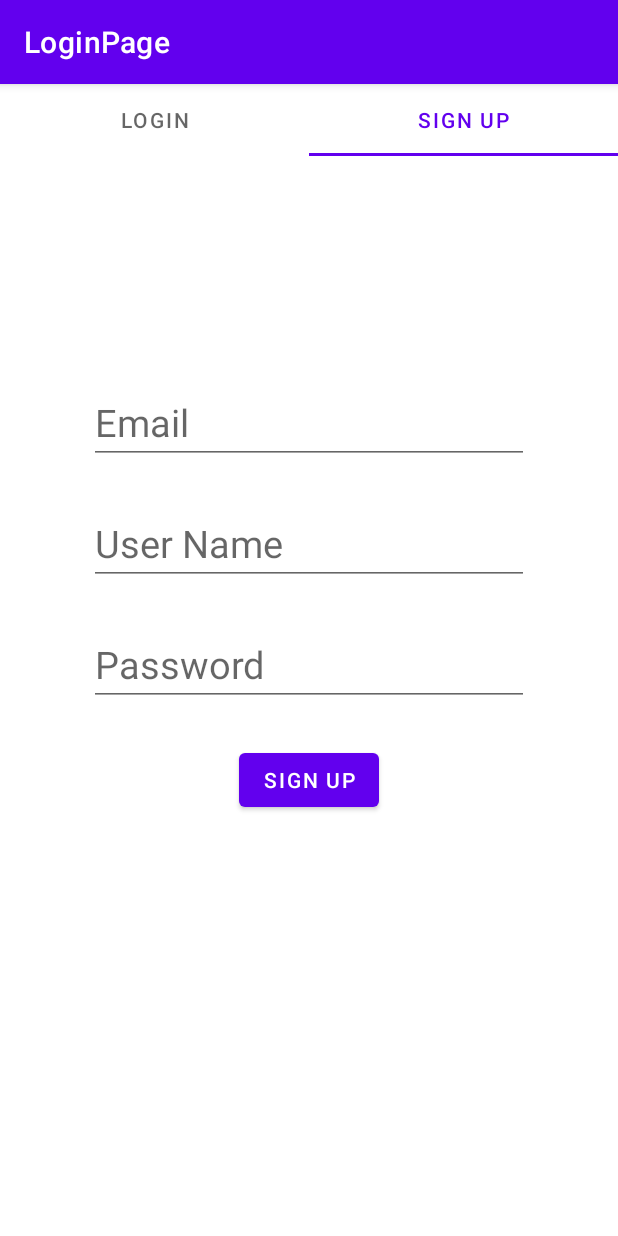
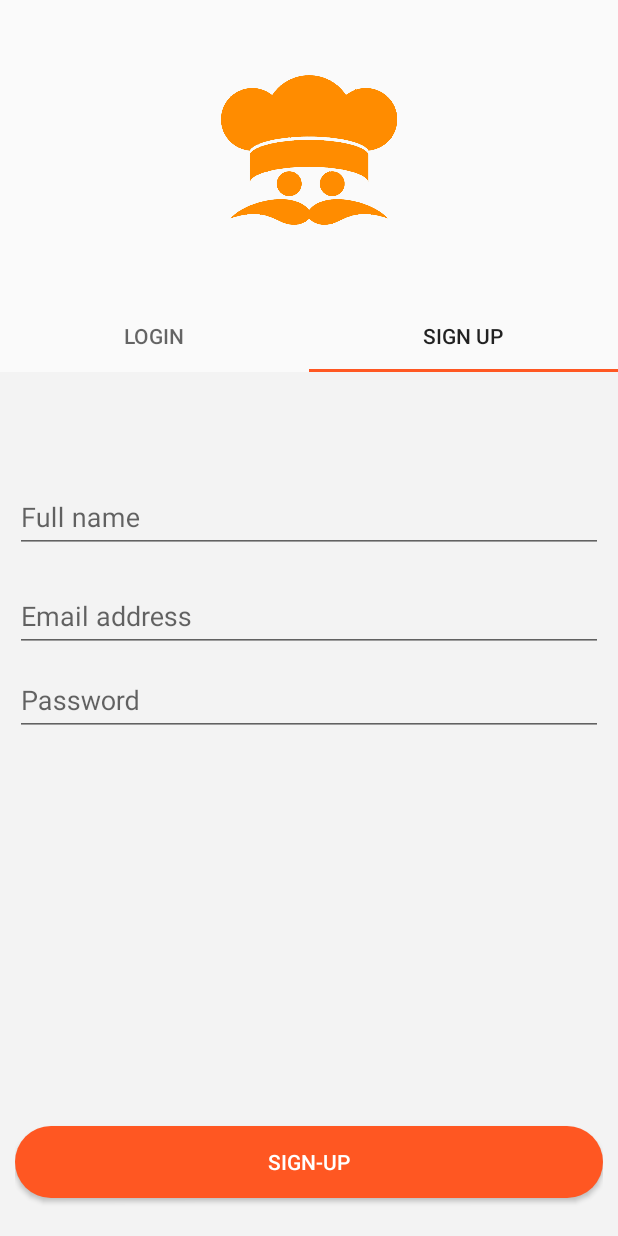
Before and after one commit to amiraghelan/LoginPage, an Android app: the screen it shows after launch (MainActivity), tab 2 chosen, on a phone screen of 412 x 824 dp. Run offline under Robolectric (Android 15) with nearby library versions, the phone set to English and light mode, and no system bars.

Commit message:
change the design

```diff
--- /dev/null
+++ b/app/src/main/res/drawable/rounded_corner_btn.xml
@@ -0,0 +1,9 @@
+<?xml version="1.0" encoding="utf-8"?>
+<shape xmlns:android="http://schemas.android.com/apk/res/android">
+    <solid android:color="@color/orange"/>
+    <corners
+    android:topLeftRadius="25dp"
+    android:topRightRadius="25dp"
+    android:bottomLeftRadius="25dp"
+    android:bottomRightRadius="25dp"/>
+</shape>
--- a/app/src/main/res/layout/activity_main.xml
+++ b/app/src/main/res/layout/activity_main.xml
@@ -1,5 +1,5 @@
 <?xml version="1.0" encoding="utf-8"?>
-<LinearLayout xmlns:android="http://schemas.android.com/apk/res/android"
+<androidx.constraintlayout.widget.ConstraintLayout xmlns:android="http://schemas.android.com/apk/res/android"
     xmlns:app="http://schemas.android.com/apk/res-auto"
     xmlns:tools="http://schemas.android.com/tools"
     android:layout_width="match_parent"
@@ -7,17 +7,31 @@
     android:orientation="vertical"
     tools:context=".MainActivity">
 
+    <ImageView
+        android:id="@+id/imageView"
+        android:layout_width="match_parent"
+        android:layout_height="200dp"
+        android:padding="50dp"
+        android:scaleType="fitCenter"
+        app:layout_constraintTop_toTopOf="parent"
+        app:srcCompat="@drawable/chef" />
+
     <com.google.android.material.tabs.TabLayout
         android:id="@+id/tablayout"
         android:layout_width="match_parent"
-        android:layout_height="wrap_content" />
+        android:layout_height="wrap_content"
+        app:layout_constraintEnd_toEndOf="parent"
+        app:layout_constraintStart_toStartOf="parent"
+        app:layout_constraintTop_toBottomOf="@+id/imageView"
+        app:tabIndicatorColor="@color/orange" />
 
     <androidx.viewpager2.widget.ViewPager2
         android:id="@+id/vp_main"
         android:layout_width="match_parent"
         android:layout_height="0dp"
-        android:layout_weight="1">
+        app:layout_constraintBottom_toBottomOf="parent"
+        app:layout_constraintTop_toBottomOf="@+id/tablayout">
 
 
     </androidx.viewpager2.widget.ViewPager2>
-</LinearLayout>
+</androidx.constraintlayout.widget.ConstraintLayout>
--- a/app/src/main/res/layout/fragment_sign_up.xml
+++ b/app/src/main/res/layout/fragment_sign_up.xml
@@ -4,55 +4,71 @@
     xmlns:tools="http://schemas.android.com/tools"
     android:layout_width="match_parent"
     android:layout_height="match_parent"
-    tools:context=".SignUpFragment">
+    android:paddingHorizontal="10dp"
+    tools:context=".SignUpFragment"
+    android:background="#F3F3F3">
 
-    <EditText
-        android:id="@+id/edt_email"
-        android:layout_width="wrap_content"
+    <com.google.android.material.textfield.TextInputLayout
+        android:id="@+id/textInputLayout3"
+        android:layout_width="match_parent"
         android:layout_height="wrap_content"
-        android:layout_marginTop="150dp"
-        android:ems="10"
-        android:hint="Email"
-        android:inputType="textEmailAddress"
-        android:textSize="25sp"
+        app:layout_constraintBottom_toTopOf="@+id/textInputLayout"
+        app:layout_constraintTop_toTopOf="parent"
+        app:layout_constraintVertical_bias="0.2"
+        app:layout_constraintVertical_chainStyle="packed"
+        tools:layout_editor_absoluteX="10dp">
+
+        <com.google.android.material.textfield.TextInputEditText
+            android:layout_width="match_parent"
+            android:layout_height="wrap_content"
+            android:hint="Full name" />
+    </com.google.android.material.textfield.TextInputLayout>
+
+    <com.google.android.material.textfield.TextInputLayout
+        android:id="@+id/textInputLayout"
+        android:layout_width="match_parent"
+        android:layout_height="wrap_content"
+        android:layout_marginTop="10dp"
+        app:layout_constraintBottom_toTopOf="@+id/textInputLayout2"
         app:layout_constraintEnd_toEndOf="parent"
+        app:layout_constraintEnd_toStartOf="@+id/textInputLayout2"
+        app:layout_constraintHorizontal_bias="0.5"
+        app:layout_constraintStart_toEndOf="@+id/textInputLayout3"
         app:layout_constraintStart_toStartOf="parent"
-        app:layout_constraintTop_toTopOf="parent" />
+        app:layout_constraintTop_toBottomOf="@+id/textInputLayout3"
+        app:layout_constraintVertical_chainStyle="packed">
 
-    <EditText
-        android:id="@+id/edt_password"
-        android:layout_width="wrap_content"
+        <com.google.android.material.textfield.TextInputEditText
+            android:layout_width="match_parent"
+            android:layout_height="wrap_content"
+            android:hint="Email address" />
+    </com.google.android.material.textfield.TextInputLayout>
+
+    <com.google.android.material.textfield.TextInputLayout
+        android:id="@+id/textInputLayout2"
+        android:layout_width="match_parent"
         android:layout_height="wrap_content"
-        android:layout_marginTop="25dp"
-        android:ems="10"
-        android:hint="Password"
-        android:inputType="textPassword"
-        android:textSize="25sp"
-        app:layout_constraintEnd_toEndOf="@+id/edt_username"
-        app:layout_constraintStart_toStartOf="@+id/edt_username"
-        app:layout_constraintTop_toBottomOf="@+id/edt_username" />
+        app:layout_constraintBottom_toTopOf="@+id/button"
+        app:layout_constraintTop_toBottomOf="@+id/textInputLayout"
+        tools:layout_editor_absoluteX="10dp">
 
-    <EditText
-        android:id="@+id/edt_username"
-        android:layout_width="wrap_content"
-        android:layout_height="wrap_content"
-        android:layout_marginTop="25dp"
-        android:ems="10"
-        android:hint="User Name"
-        android:inputType="textPersonName"
-        android:textSize="25sp"
-        app:layout_constraintEnd_toEndOf="parent"
-        app:layout_constraintStart_toStartOf="parent"
-        app:layout_constraintTop_toBottomOf="@+id/edt_email" />
+        <com.google.android.material.textfield.TextInputEditText
+            android:layout_width="match_parent"
+            android:layout_height="wrap_content"
+            android:hint="Password"
+            android:inputType="textPassword" />
+    </com.google.android.material.textfield.TextInputLayout>
 
     <Button
         android:id="@+id/button"
-        android:layout_width="wrap_content"
+        style="@style/main_btn"
+        android:layout_width="0dp"
         android:layout_height="wrap_content"
-        android:layout_marginTop="25dp"
-        android:text="Sign up"
-        app:layout_constraintEnd_toEndOf="@+id/edt_password"
-        app:layout_constraintStart_toStartOf="@+id/edt_password"
-        app:layout_constraintTop_toBottomOf="@+id/edt_password" />
+        android:backgroundTint="@color/orange"
+        android:text="Sign-Up"
+        app:cornerRadius="50dp"
+        app:layout_constraintBottom_toBottomOf="parent"
+        app:layout_constraintEnd_toEndOf="parent"
+        app:layout_constraintStart_toStartOf="parent" />
 
 </androidx.constraintlayout.widget.ConstraintLayout>
--- a/app/src/main/res/values/colors.xml
+++ b/app/src/main/res/values/colors.xml
@@ -7,4 +7,5 @@
     <color name="teal_700">#FF018786</color>
     <color name="black">#FF000000</color>
     <color name="white">#FFFFFFFF</color>
+    <color name="orange">#FF5722</color>
 </resources>
--- /dev/null
+++ b/app/src/main/res/values/styles.xml
@@ -0,0 +1,13 @@
+<?xml version="1.0" encoding="utf-8"?>
+<resources>
+
+    <style name="main_btn">
+        <item name="android:layout_width">0dp</item>
+        <item name="android:layout_height">wrap_content</item>
+        <item name="android:layout_marginBottom">25dp</item>
+        <item name="android:background">@drawable/rounded_corner_btn</item>
+        <item name="android:paddingTop">10dp</item>
+        <item name="android:paddingBottom">10dp</item>
+        <item name="android:textColor">@color/white</item>
+    </style>
+</resources>
--- a/app/src/main/res/values/themes.xml
+++ b/app/src/main/res/values/themes.xml
@@ -1,9 +1,9 @@
 <resources xmlns:tools="http://schemas.android.com/tools">
     <!-- Base application theme. -->
-    <style name="Theme.LoginPage" parent="Theme.MaterialComponents.DayNight.DarkActionBar">
+    <style name="Theme.LoginPage" parent="Theme.AppCompat.DayNight.NoActionBar">
         <!-- Primary brand color. -->
         <item name="colorPrimary">@color/purple_500</item>
-        <item name="colorPrimaryVariant">@color/purple_700</item>
+        <item name="colorPrimaryVariant">@color/orange</item>
         <item name="colorOnPrimary">@color/white</item>
         <!-- Secondary brand color. -->
         <item name="colorSecondary">@color/teal_200</item>
```
Also changed, not shown: app/src/main/res/layout/fragment_login.xml (+50 -30 lines), app/src/main/res/drawable-v24/chef.png (added).
